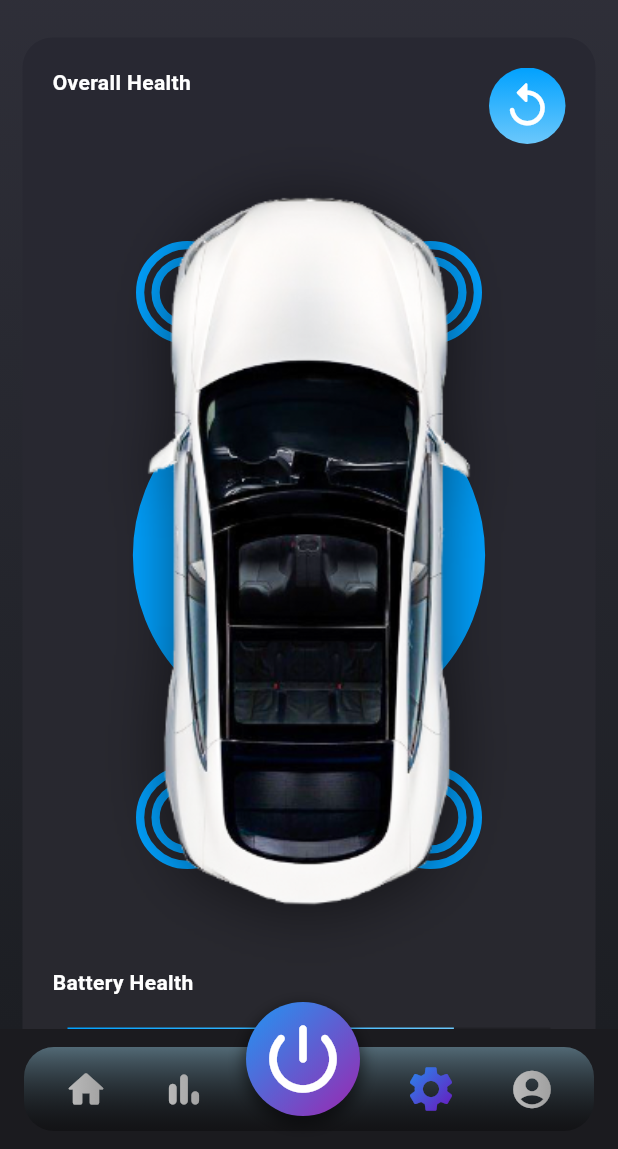
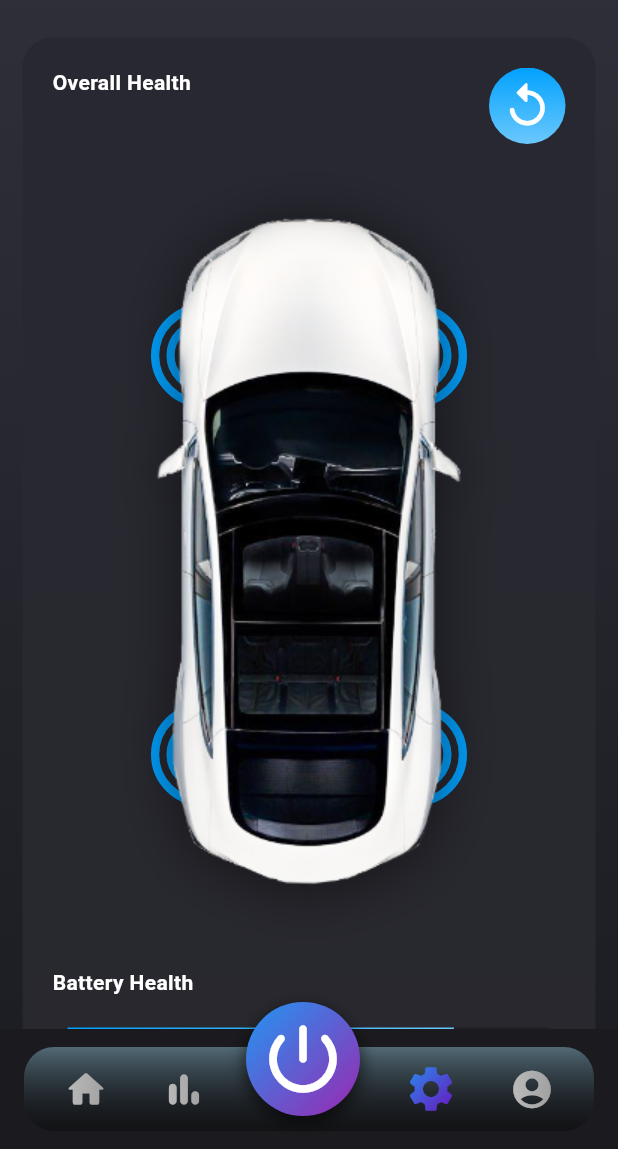
Before and after one commit to Mostafa-Awaad/car_diagnostic_application, a Flutter app: the screen it shows after launch, item 4 of the bottom bar chosen, on a phone screen of 412 x 824 dp, the part 87-1236 px from its top. Run offline on Flutter 3.47's test engine with Material 3 defaults, Android fonts, the light colour scheme and no system bars; drawn by our look-alikes of percent_indicator; our stand-ins replace flutter_dotenv, flutter_svg, supabase_flutter, syncfusion_flutter_gauges; accounts and stored records are empty; Roboto replaces fonts that are missing (Orbitron).

Commit message:
Apply visualization modifications in settings screen

```diff
--- a/lib/Car_diagnostics_app/screens/settings_screen.dart
+++ b/lib/Car_diagnostics_app/screens/settings_screen.dart
@@ -29,11 +29,10 @@ class SettingsScreen extends StatelessWidget {
                 Spacer(),
                 Text(
                   'MODEL 0',
-                  style: TextStyle(fontSize: 25,
+                  style: TextStyle(
+                      fontSize: 25,
                       fontWeight: FontWeight.w200,
-                  fontFamily: 'Orbitron'
-                   ),
-
+                      fontFamily: 'Orbitron'),
                 ),
               ],
             ),
@@ -87,20 +86,87 @@ class SettingsScreen extends StatelessWidget {
                               height: 650,
                               child: Stack(
                                 children: [
-                                  Positioned.fill(
+                                  // Positioned.fill(
+                                  //   child: Center(
+                                  //     child: Container(
+                                  //       width: 230,
+                                  //       height: 230,
+                                  //       decoration: BoxDecoration(
+                                  //           shape: BoxShape.circle,
+                                  //           color: kPrimaryColor),
+                                  //     ),
+                                  //   ),
+                                  // ),
+                                  // Center(
+                                  //   child: SizedBox(
+                                  //       width: 350,
+                                  //       height: 350,
+                                  //       child: CustomRipple()),
+                                  // ),
+                                  // Positioned(
+                                  //     top: 100,
+                                  //     right: 40,
+                                  //     child: SizedBox(
+                                  //         width: 100,
+                                  //         height: 100,
+                                  //         child: CustomRipple())),
+                                  // Positioned(
+                                  //     top: 115,
+                                  //     right: 55,
+                                  //     child: SizedBox(
+                                  //         width: 70,
+                                  //         height: 70,
+                                  //         child: CustomRipple())),
+                                  // Positioned(
+                                  //     top: 100,
+                                  //     left: 40,
+                                  //     child: SizedBox(
+                                  //         width: 100,
+                                  //         height: 100,
+                                  //         child: CustomRipple())),
+                                  // Positioned(
+                                  //     top: 115,
+                                  //     left: 55,
+                                  //     child: SizedBox(
+                                  //         width: 70,
+                                  //         height: 70,
+                                  //         child: CustomRipple())),
+                                  // Positioned(
+                                  //     bottom: 100,
+                                  //     right: 40,
+                                  //     child: SizedBox(
+                                  //         width: 100,
+                                  //         height: 100,
+                                  //         child: CustomRipple())),
+                                  // Positioned(
+                                  //     bottom: 115,
+                                  //     right: 55,
+                                  //     child: SizedBox(
+                                  //         width: 70,
+                                  //         height: 70,
+                                  //         child: CustomRipple())),
+                                  // Positioned(
+                                  //     bottom: 100,
+                                  //     left: 40,
+                                  //     child: SizedBox(
+                                  //         width: 100,
+                                  //         height: 100,
+                                  //         child: CustomRipple())),
+                                  // Positioned(
+                                  //   bottom: 115,
+                                  //   left: 55,
+                                  //   child: SizedBox(
+                                  //     width: 70,
+                                  //     height: 70,
+                                  //     child: CustomRipple(),
+                                  //   ),
+                                  // ),
+                                  Center(
+                                    child: SizedBox(
+                                      height: 650,
                                       child: Center(
-                                      child: Container(
-                                        width: 230,
-                                        height: 230,
-                                        decoration: BoxDecoration(
-                                            shape: BoxShape.circle,
-                                            color: kPrimaryColor),
-                                      ),
-                                    ),
-                                  ),
-                                  Center(
-                                    child: SizedBox(width: 350, height: 350, child: CustomRipple()),
-                                  ),
+                                        child: Stack(
+                                          children: [
                                             Positioned(
                                                 top: 100,
                                                 right: 40,
@@ -156,13 +222,17 @@ class SettingsScreen extends StatelessWidget {
                                               child: SizedBox(
                                                 width: 70,
                                                 height: 70,
-                                          child: CustomRipple())),
-                                  Center(
-                                    child: SizedBox(
-                                      height: 650,
+                                                child: CustomRipple(),
+                                              ),
+                                            ),
+                                            Positioned(
                                               child: Image.asset(
                                                 'lib/Car_diagnostics_app/images/bird_view_tesla.png',
                                                 fit: BoxFit.contain,
+                                              ),
+                                            ),
+                                          ],
+                                        ),
                                       ),
                                     ),
                                   ),
--- a/pubspec.yaml
+++ b/pubspec.yaml
@@ -72,8 +72,8 @@ flutter:
   # To add assets to your application, add an assets section, like this:
   assets:
     - lib/Car_diagnostics_app/images/
-    - lib/Car_diagnostics_app/images/
     - .env
+
 
   # An image asset can refer to one or more resolution-specific "variants", see
   # https://flutter.dev/to/resolution-aware-images
```
Also changed, not shown: pubspec.lock. Lines whose indentation alone changed are shown as unchanged.
